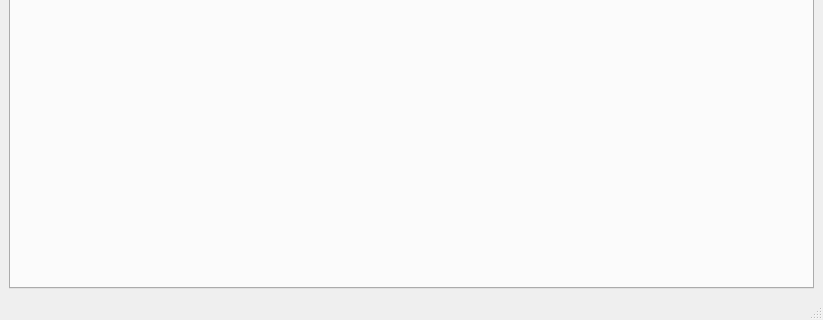
Above: ui/MainForm.ui from bastianbeischer/TRDEventDisplay before the change; both pictures show x 0 to 823 and y 288 to 608 of the 823 by 608 pixel window. Below: the same form after it.
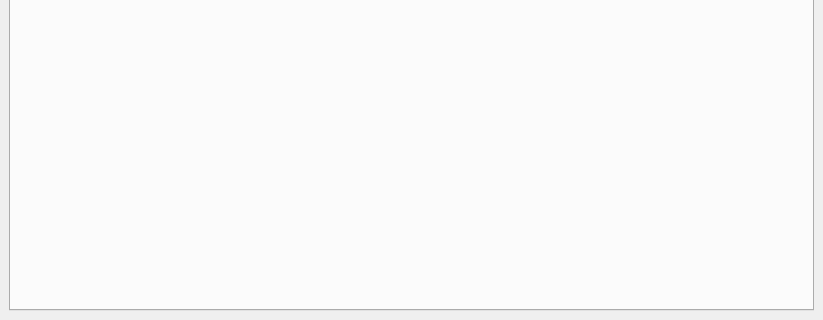
That is the form after the change.

Commit message: Moved status information from MainWidget to EventDisplayWidget. Added additional information about event id and time.

Patch:
```diff
--- a/ui/MainForm.ui
+++ b/ui/MainForm.ui
@@ -155,7 +155,6 @@
     </item>
    </layout>
   </widget>
-  <widget class="QStatusBar" name="m_statusBar"/>
  </widget>
  <tabstops>
   <tabstop>m_openFileButton</tabstop>
```
The commit also changes 7 other files.
